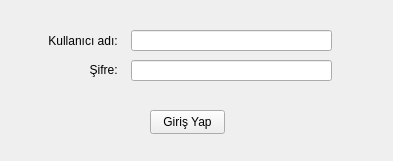
The window that ui/form_login.ui (canetizen/gpacalc) describes before a commit, drawn with Qt 5.
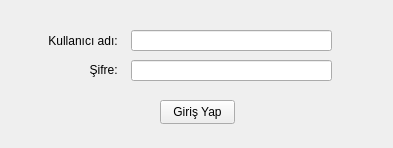
The same window after the commit. Icons and pictures are not drawn.

```diff
--- a/ui/form_login.ui
+++ b/ui/form_login.ui
@@ -10,7 +10,7 @@
     <x>0</x>
     <y>0</y>
     <width>393</width>
-    <height>161</height>
+    <height>148</height>
    </rect>
   </property>
   <property name="windowTitle">
@@ -49,8 +49,8 @@
   <widget class="QPushButton" name="button_login">
    <property name="geometry">
     <rect>
-     <x>150</x>
-     <y>110</y>
+     <x>160</x>
+     <y>100</y>
      <width>75</width>
      <height>24</height>
     </rect>
```
